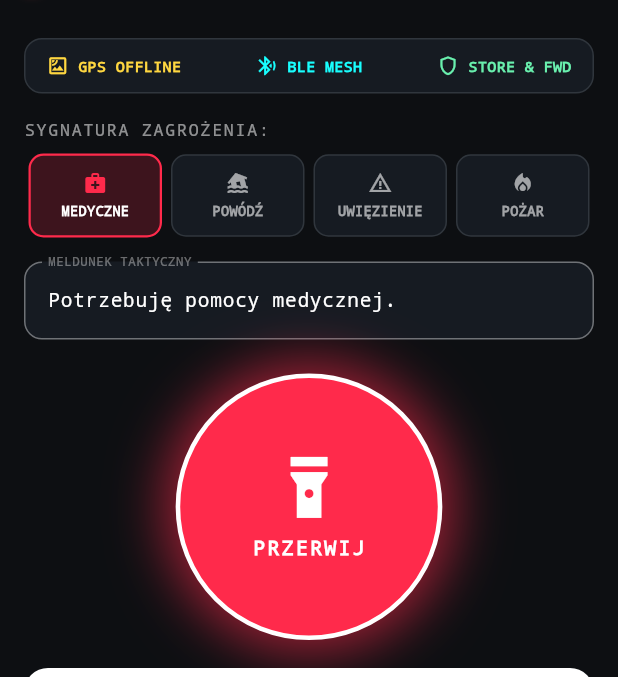
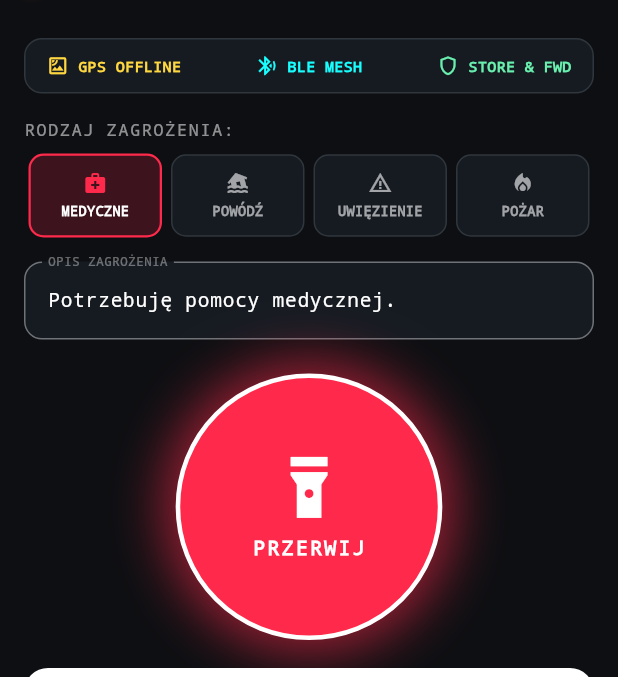
Before and after one commit to leeree1/Resque, a Flutter app: the screen it shows after launch, after a tap on "NADAJ SOS", on a phone screen of 412 x 824 dp, the part 58-735 px from its top. Run offline on Flutter 3.47's test engine with Material 3 defaults, Android fonts, the light colour scheme and no system bars; drawn by our look-alikes of qr_flutter; our stand-ins replace connectivity_plus, firebase_core, firebase_database, geolocator, permission_handler, shared_preferences; missing offline and left inert: nearby_connections, torch_light; accounts and stored records are empty.

Commit message:
Simplify emergency type and description labels

```diff
--- a/lib/screens/sos_broadcast_screen.dart
+++ b/lib/screens/sos_broadcast_screen.dart
@@ -165,7 +165,7 @@ class _SosBroadcastScreenState extends State<SosBroadcastScreen>
 
             // Przyciski wyboru typu zagrożenia
             const Text(
-              'SYGNATURA ZAGROŻENIA:',
+              'RODZAJ ZAGROŻENIA:',
               style: TextStyle(color: Colors.white54, fontSize: 11, letterSpacing: 1.2),
             ),
             const SizedBox(height: 8),
@@ -179,7 +179,7 @@ class _SosBroadcastScreenState extends State<SosBroadcastScreen>
               enabled: !_isBroadcasting,
               style: const TextStyle(color: Colors.white, fontSize: 13),
               decoration: InputDecoration(
-                labelText: 'MELDUNEK TAKTYCZNY',
+                labelText: 'OPIS ZAGROŻENIA',
                 labelStyle: const TextStyle(color: Colors.white38, fontSize: 11),
                 filled: true,
                 fillColor: const Color(0xFF161B22),
```
